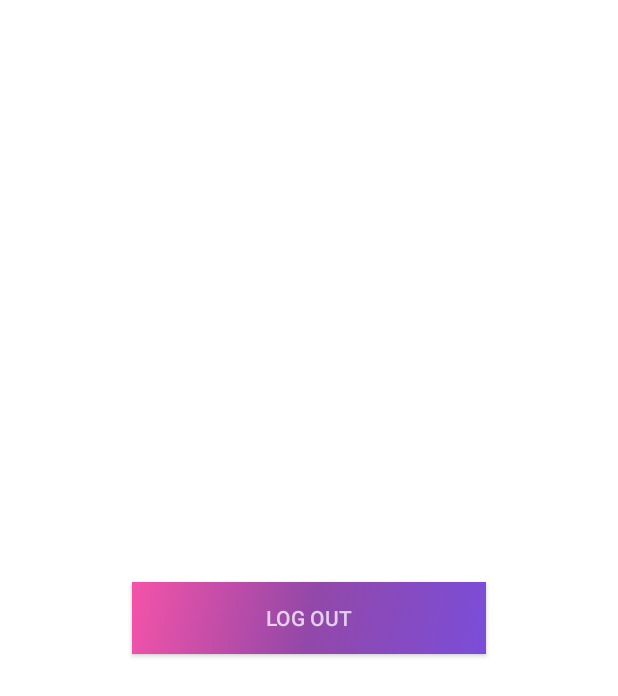
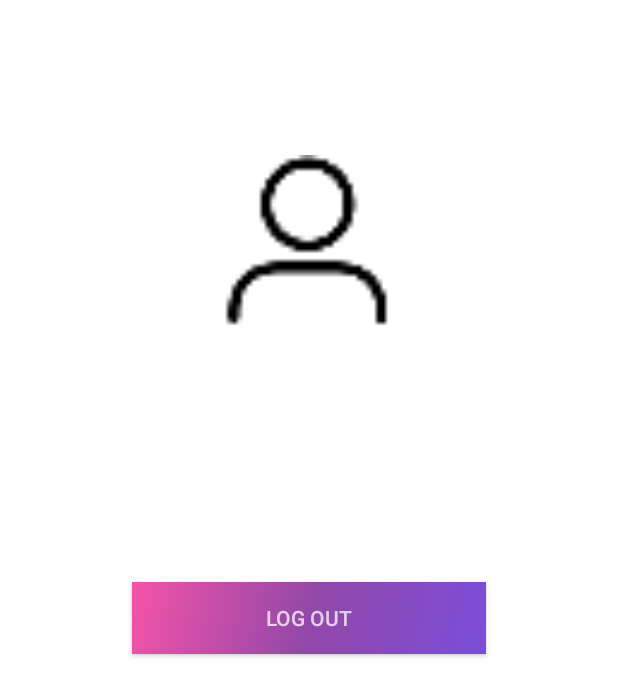
Before and after one commit to vivh3/Parstagram, an Android app: the fragment ProfileFragment shown on its own in the app's theme, on a phone screen of 412 x 824 dp. Shown: the top 696 px of the screen. Run offline under Robolectric (Android 15) with nearby library versions, the phone set to English and light mode, and no system bars; libraries missing offline, so code that uses them is left out: com.parse; pictures from the network do not load; 3 statements that could not run were skipped.

Commit message:
Added profile pic to profile fragment

```diff
--- a/app/src/main/java/me/vivh/parstagram/ProfileFragment.java
+++ b/app/src/main/java/me/vivh/parstagram/ProfileFragment.java
@@ -8,8 +8,11 @@ import android.view.LayoutInflater;
 import android.view.View;
 import android.view.ViewGroup;
 import android.widget.Button;
+import android.widget.ImageView;
 import android.widget.TextView;
 
+import com.bumptech.glide.Glide;
+import com.bumptech.glide.request.RequestOptions;
 import com.parse.ParseUser;
 
 
@@ -17,6 +20,7 @@ public class ProfileFragment extends Fragment {
 
     Button logOutButton;
     TextView tvUserName;
+    ImageView ivProfilePic;
 
     @Override
     public View onCreateView(LayoutInflater inflater, ViewGroup container,
@@ -26,10 +30,21 @@ public class ProfileFragment extends Fragment {
 
         logOutButton = rootView.findViewById(R.id.btnLogout);
         tvUserName = rootView.findViewById(R.id.tvUserName);
+        ivProfilePic = rootView.findViewById(R.id.ivProfilePic);
 
-        String currentUser = ParseUser.getCurrentUser().getUsername();
-        System.out.println("User currently signed in: "+ currentUser);
-        tvUserName.setText(currentUser);
+        ParseUser currentUser = ParseUser.getCurrentUser();
+
+        String currentUsername = currentUser.getUsername();
+        tvUserName.setText(currentUsername);
+
+        String profilePicUrl = "";
+        if (currentUser.getParseFile("profilePic") != null) {
+            profilePicUrl = currentUser.getParseFile("profilePic").getUrl();
+        }
+        Glide.with(getContext()).load(profilePicUrl)
+                .apply(new RequestOptions().placeholder(R.drawable.instagram_user_outline_24))
+                .apply(RequestOptions.circleCropTransform())
+                .into(ivProfilePic);
 
         logOutButton.setOnClickListener(new View.OnClickListener() {
             @Override
--- a/app/src/main/res/layout/fragment_profile.xml
+++ b/app/src/main/res/layout/fragment_profile.xml
@@ -1,5 +1,6 @@
 <?xml version="1.0" encoding="utf-8"?>
 <RelativeLayout xmlns:android="http://schemas.android.com/apk/res/android"
+    xmlns:app="http://schemas.android.com/apk/res-auto"
     xmlns:tools="http://schemas.android.com/tools"
     android:layout_width="match_parent"
     android:layout_height="match_parent"
@@ -30,4 +31,13 @@
         android:layout_centerHorizontal="true"
         android:textColor="@color/colorTextHint" />
 
+    <ImageView
+        android:id="@+id/ivProfilePic"
+        android:layout_width="144dp"
+        android:layout_height="115dp"
+        android:layout_alignParentTop="true"
+        android:layout_centerHorizontal="true"
+        android:layout_marginTop="103dp"
+        android:src="@drawable/instagram_user_outline_24" />
+
 </RelativeLayout>
```
Also changed, not shown: app/src/main/res/layout/item_post.xml (+5 -5 lines).
